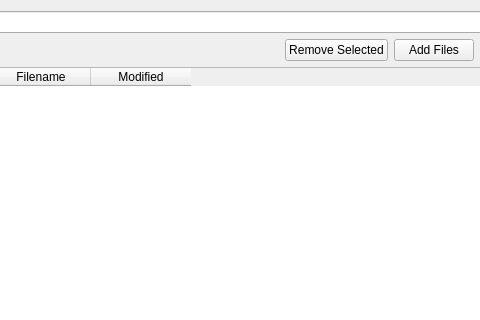
Old version of the form photonfinder/ui/ProjectEditDialog.ui in the repository bcolyn/PhotonFinder; both pictures show x 221 to 701 and y 0 to 320 of the 800 by 600 pixel window.
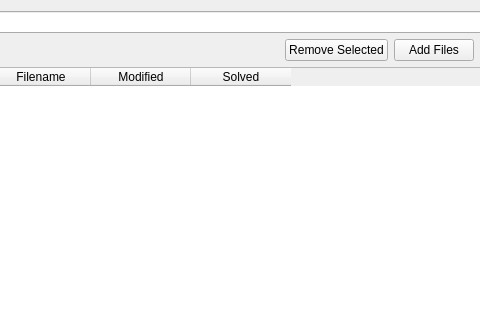
New version of the form.

Commit message: Project dialog: show count added, use selected file as a reference for "Auto Add More", provide context menu for items in the file list

Patch:
```diff
--- a/photonfinder/ui/ProjectEditDialog.ui
+++ b/photonfinder/ui/ProjectEditDialog.ui
@@ -107,6 +107,11 @@
        <string>Modified</string>
       </property>
      </column>
+     <column>
+      <property name="text">
+       <string>Solved</string>
+      </property>
+     </column>
     </widget>
    </item>
    <item>
```
The commit also changes 1 other file.
